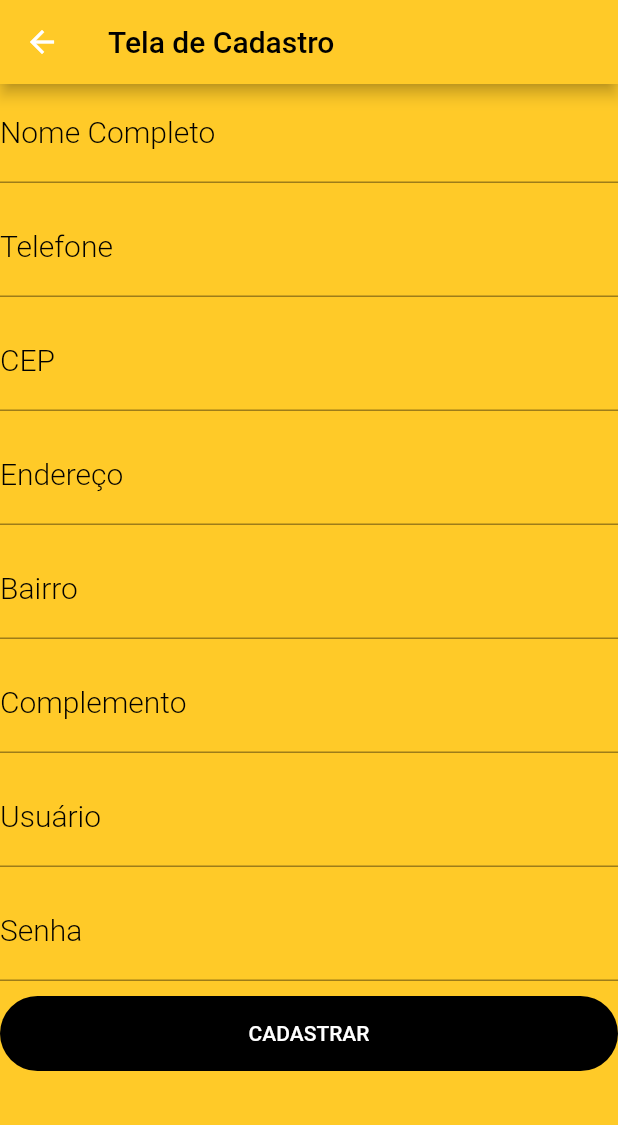
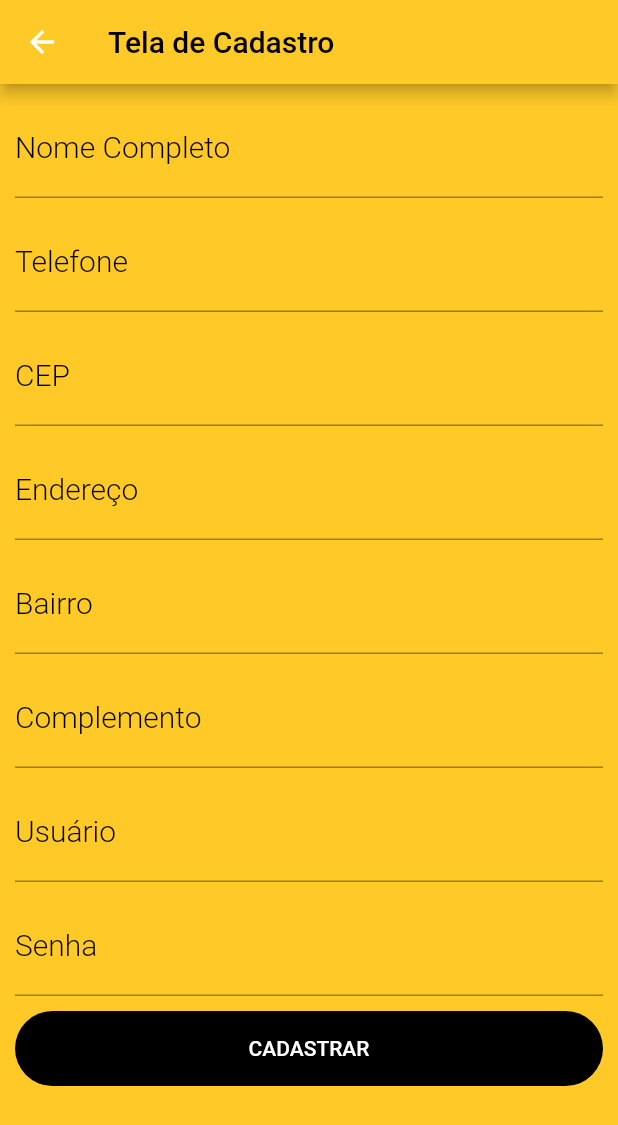
Before and after one commit to joelsantosjunior/T.E.S.I-Mobile-Mobile-MAAC, a Flutter app: the TelaCadastro screen opened directly, on a phone screen of 412 x 824 dp. Shown: the top 1125 px of the screen. Run offline on Flutter 3.47's test engine with Material 2 defaults, Android fonts, the phone set to English and light mode, and no system bars.

Commit message:
Retaforação

```diff
--- a/lib/screens/tela_cadastrar_visitar.dart
+++ b/lib/screens/tela_cadastrar_visitar.dart
@@ -1,7 +1,7 @@
 import 'package:flutter/material.dart';
 import 'package:maac_app/screens/tela_cadastro.dart';
 
-class botao_cadastrar_visitar extends StatelessWidget {
+class BotaoCadastrarVisitar extends StatelessWidget {
   @override
   Widget build(BuildContext context) {
     return Scaffold(
--- a/lib/screens/tela_cadastro.dart
+++ b/lib/screens/tela_cadastro.dart
@@ -1,4 +1,5 @@
 import 'package:flutter/material.dart';
+import 'package:maac_app/util/constantes.dart';
 
 class TelaCadastro extends StatelessWidget {
   @override
@@ -7,7 +8,7 @@ class TelaCadastro extends StatelessWidget {
       backgroundColor: Colors.amber[400],
       appBar: AppBar(
         title: Text(
-          'Tela de Cadastro',
+          Const().TELA_CADASTRO,
           style: TextStyle(
             color: Colors.black
           ),
@@ -15,12 +16,13 @@ class TelaCadastro extends StatelessWidget {
       backgroundColor: Colors.amber[400],
       ),
       body: Container(
+        margin: const EdgeInsets.all(10.0),
         child: ListView(
           children: <Widget>[
             TextFormField(
               keyboardType: TextInputType.text,
               decoration: InputDecoration(
-                labelText: 'Nome Completo',
+                labelText: Const().NOME_COMPLETO,
                 labelStyle: TextStyle(
                   color: Colors.black,
                   fontSize: 20,
@@ -35,7 +37,7 @@ class TelaCadastro extends StatelessWidget {
             TextFormField(
               keyboardType: TextInputType.phone,
               decoration: InputDecoration(
-                labelText: 'Telefone',
+                labelText: Const().TELEFONE,
                 labelStyle: TextStyle(
                   color: Colors.black,
                   fontSize: 20,
@@ -50,7 +52,7 @@ class TelaCadastro extends StatelessWidget {
             TextFormField(
               keyboardType: TextInputType.number,
               decoration: InputDecoration(
-                labelText: 'CEP',
+                labelText: Const().CEP,
                 labelStyle: TextStyle(
                   color: Colors.black,
                   fontSize: 20,
@@ -65,7 +67,7 @@ class TelaCadastro extends StatelessWidget {
             TextFormField(
               keyboardType: TextInputType.text,
               decoration: InputDecoration(
-                labelText: 'Endereço',
+                labelText: Const().ENDERECO,
                 labelStyle: TextStyle(
                   color: Colors.black,
                   fontSize: 20,
@@ -80,7 +82,7 @@ class TelaCadastro extends StatelessWidget {
             TextFormField(
               keyboardType: TextInputType.text,
               decoration: InputDecoration(
-                labelText: 'Bairro',
+                labelText: Const().BAIRRO,
                 labelStyle: TextStyle(
                   color: Colors.black,
                   fontSize: 20,
@@ -95,7 +97,7 @@ class TelaCadastro extends StatelessWidget {
             TextFormField(
               keyboardType: TextInputType.text,
               decoration: InputDecoration(
-                labelText: 'Complemento',
+                labelText: Const().COMPLEMENTO,
                 labelStyle: TextStyle(
                   color: Colors.black,
                   fontSize: 20,
@@ -110,7 +112,7 @@ class TelaCadastro extends StatelessWidget {
             TextFormField(
               keyboardType: TextInputType.text,
               decoration: InputDecoration(
-                labelText: 'Usuário',
+                labelText: Const().USUARIO,
                 labelStyle: TextStyle(
                   color: Colors.black,
                   fontSize: 20,
@@ -126,7 +128,7 @@ class TelaCadastro extends StatelessWidget {
               keyboardType: TextInputType.text,
               obscureText: true,
               decoration: InputDecoration(
-                labelText: 'Senha',
+                labelText: Const().SENHA,
                 labelStyle: TextStyle(
                   color: Colors.black,
                   fontSize: 20,
@@ -149,7 +151,7 @@ class TelaCadastro extends StatelessWidget {
               child: FlatButton(
                 onPressed:(){},
                 child: Text(
-                  'CADASTRAR',
+                  Const().CADASTRAR,
                   style: TextStyle(
                     color: Colors.white
                   ),
--- /dev/null
+++ b/lib/util/constantes.dart
@@ -0,0 +1,20 @@
+class Const{
+  //constantes para a tela inicial
+   String SEJA = 'Seja';
+   String BEM = 'Bem';
+   String VINDO = 'Vindo!';
+   String FRASE1 = 'MUSEU DE ARTE';
+   String FRASE2 = 'ASSIS CHATEAUBRIAND';
+
+  //constantes para tela de cadastro
+  String TELA_CADASTRO = 'Tela de Cadastro';
+  String NOME_COMPLETO = 'Nome Completo';
+  String TELEFONE = 'Telefone';
+  String CEP = 'CEP';
+  String ENDERECO = 'Endereço';
+  String BAIRRO = 'Bairro';
+  String COMPLEMENTO = 'Complemento';
+  String USUARIO = 'Usuário';
+  String SENHA = 'Senha';
+  String CADASTRAR = 'CADASTRAR';
+}
```
Also changed, not shown: lib/components/my_page_home.dart (+7 -10 lines), lib/constantes/page_home_const.dart (deleted, +0 -7 lines).
